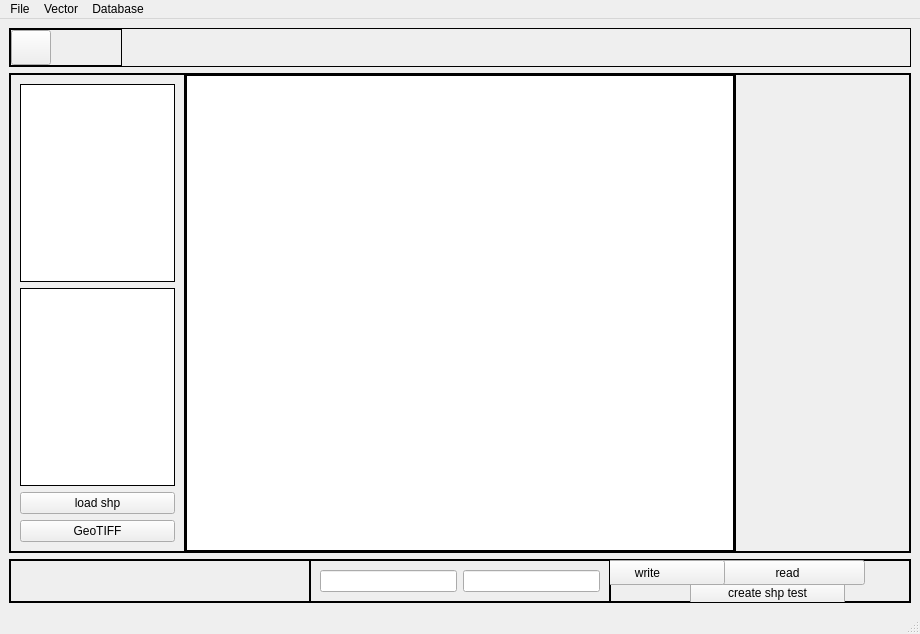
Before: the Qt Designer form mainwindow.ui in Doggerr111/GIS, drawn with Qt 5.
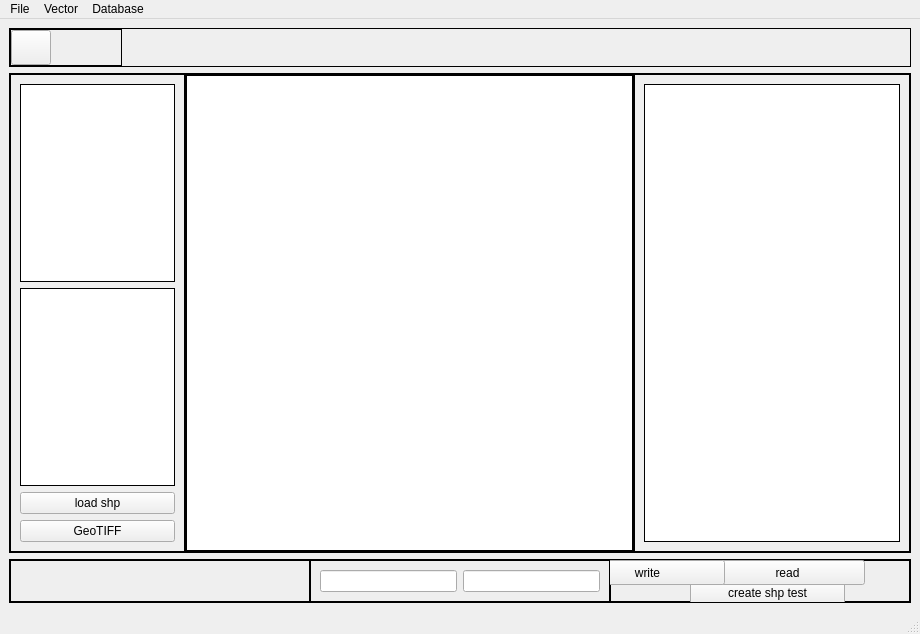
After: the same form once the commit is applied. Icons and pictures are not drawn. Custom widgets are drawn as their Qt base class.

Commit message: add functionality to load layers from postgis db

Patch:
```diff
--- a/mainwindow.ui
+++ b/mainwindow.ui
@@ -377,17 +377,17 @@
          </layout>
         </widget>
        </item>
-       <item alignment="Qt::AlignRight">
+       <item>
         <widget class="LIPFrame" name="frame_2">
          <property name="sizePolicy">
-          <sizepolicy hsizetype="Expanding" vsizetype="Expanding">
+          <sizepolicy hsizetype="Minimum" vsizetype="Minimum">
            <horstretch>0</horstretch>
            <verstretch>0</verstretch>
           </sizepolicy>
          </property>
          <property name="minimumSize">
           <size>
-           <width>175</width>
+           <width>100</width>
            <height>0</height>
           </size>
          </property>
@@ -397,7 +397,44 @@
          <property name="frameShadow">
           <enum>QFrame::Raised</enum>
          </property>
-         <layout class="QVBoxLayout" name="verticalLayout_5"/>
+         <layout class="QHBoxLayout" name="horizontalLayout_6">
+          <item>
+           <widget class="LIPTreeWidget" name="DBLayerTree">
+            <property name="sizePolicy">
+             <sizepolicy hsizetype="Minimum" vsizetype="Minimum">
+              <horstretch>0</horstretch>
+              <verstretch>0</verstretch>
+             </sizepolicy>
+            </property>
+            <property name="minimumSize">
+             <size>
+              <width>0</width>
+              <height>0</height>
+             </size>
+            </property>
+            <property name="dragEnabled">
+             <bool>true</bool>
+            </property>
+            <property name="dragDropOverwriteMode">
+             <bool>true</bool>
+            </property>
+            <property name="dragDropMode">
+             <enum>QAbstractItemView::DragDrop</enum>
+            </property>
+            <property name="defaultDropAction">
+             <enum>Qt::MoveAction</enum>
+            </property>
+            <attribute name="headerVisible">
+             <bool>false</bool>
+            </attribute>
+            <column>
+             <property name="text">
+              <string notr="true">1</string>
+             </property>
+            </column>
+           </widget>
+          </item>
+         </layout>
         </widget>
        </item>
       </layout>
```
The commit also changes 12 other files.
